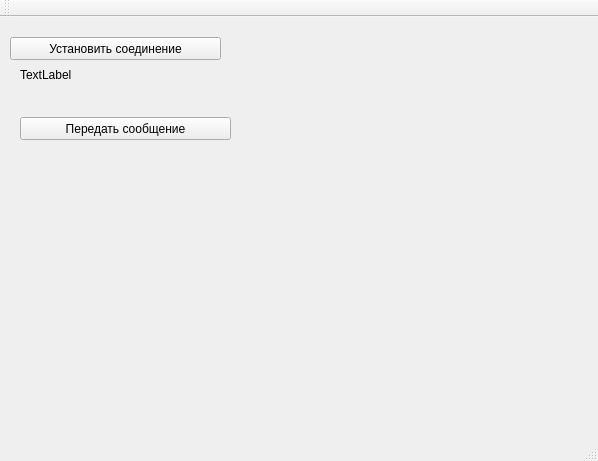
The window that TCP_client/tcp_client/tcp_client.ui (alive2202/tcp) describes before a commit, drawn with Qt 5.
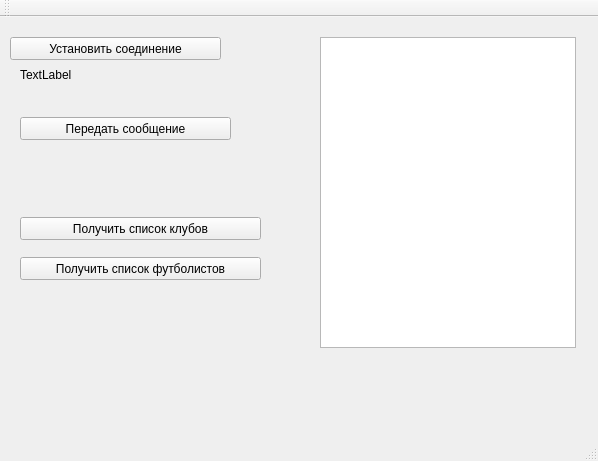
The same window after the commit.

Diff of the .ui file:
```diff
--- a/TCP_client/tcp_client/tcp_client.ui
+++ b/TCP_client/tcp_client/tcp_client.ui
@@ -53,6 +53,42 @@
      <string>Передать сообщение</string>
     </property>
    </widget>
+   <widget class="QPushButton" name="pushButton_3">
+    <property name="geometry">
+     <rect>
+      <x>20</x>
+      <y>200</y>
+      <width>241</width>
+      <height>23</height>
+     </rect>
+    </property>
+    <property name="text">
+     <string>Получить список клубов</string>
+    </property>
+   </widget>
+   <widget class="QPushButton" name="pushButton_4">
+    <property name="geometry">
+     <rect>
+      <x>20</x>
+      <y>240</y>
+      <width>241</width>
+      <height>23</height>
+     </rect>
+    </property>
+    <property name="text">
+     <string>Получить список футболистов</string>
+    </property>
+   </widget>
+   <widget class="QTableView" name="tableView">
+    <property name="geometry">
+     <rect>
+      <x>320</x>
+      <y>20</y>
+      <width>256</width>
+      <height>311</height>
+     </rect>
+    </property>
+   </widget>
   </widget>
   <widget class="QMenuBar" name="menuBar">
    <property name="geometry">
```
